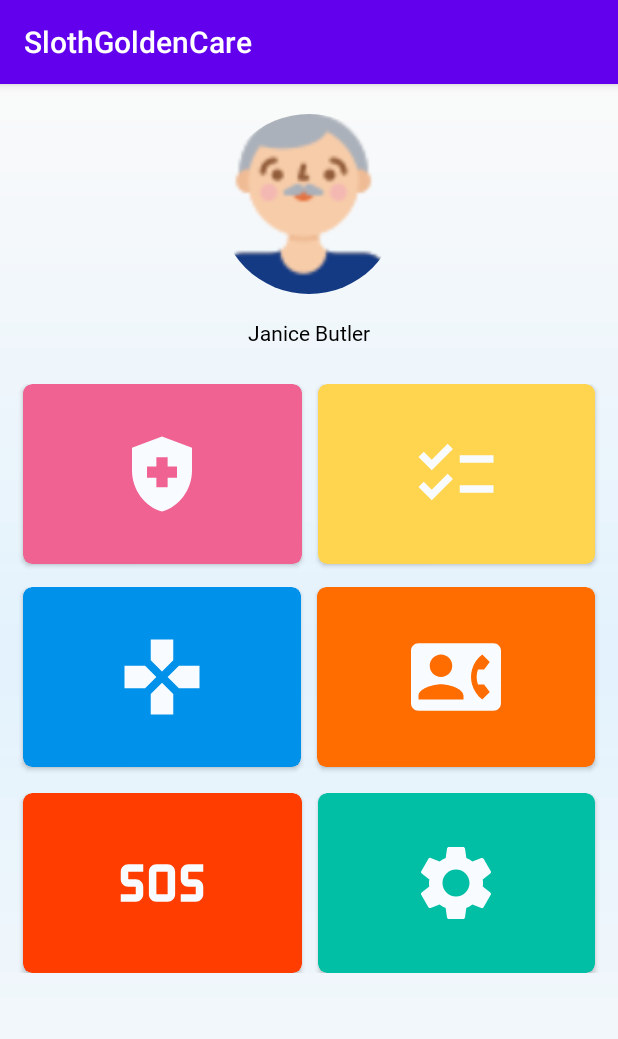
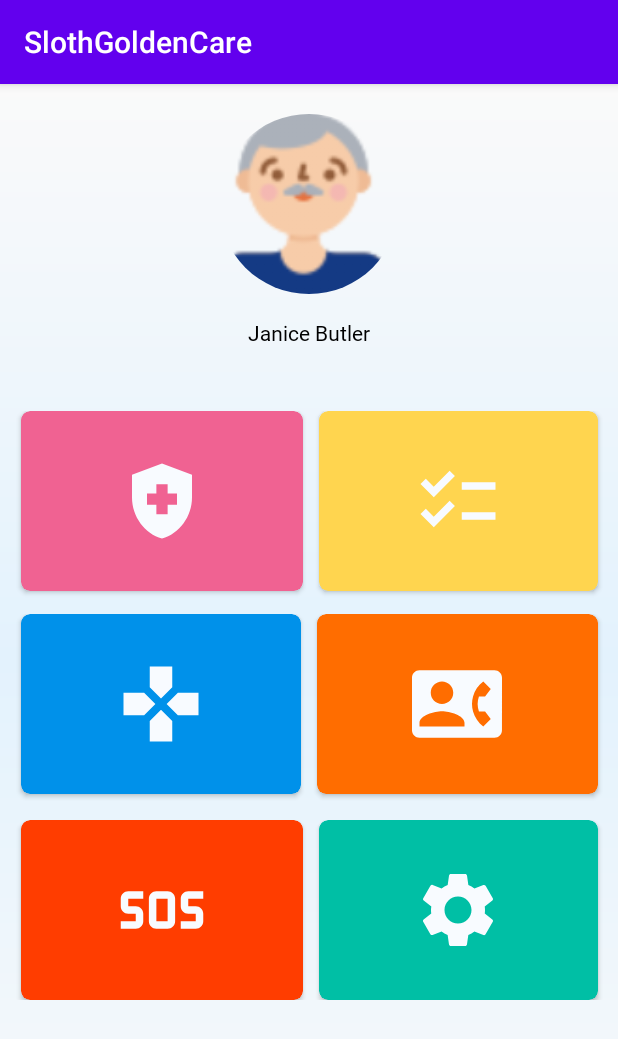
Before and after one commit to AmwajAS/SlothGoldenCare, an Android app: the HomePageActivity screen opened directly, with no data from a screen before it, on a phone screen of 412 x 824 dp. Shown: the top 1039 px of the screen. Run offline under Robolectric (Android 15) with nearby library versions, the phone set to English and light mode, and no system bars; our stand-ins replace CircleImageView.

Commit message:
Fixed Layout Constraints.

```diff
--- a/app/src/main/res/layout/activity_elder_signup.xml
+++ b/app/src/main/res/layout/activity_elder_signup.xml
@@ -142,7 +142,7 @@
         </androidx.cardview.widget.CardView>
 
         <Button
-            android:id="@+id/button3"
+            android:id="@+id/signupBtn"
             android:layout_width="304dp"
             android:layout_height="wrap_content"
             android:layout_marginStart="16dp"
--- a/app/src/main/res/layout/activity_home_page.xml
+++ b/app/src/main/res/layout/activity_home_page.xml
@@ -20,10 +20,10 @@
 
 
     <LinearLayout
-        android:layout_width="392dp"
-        android:layout_height="468dp"
+        android:layout_width="395dp"
+        android:layout_height="448dp"
         android:layout_marginStart="16dp"
-        android:layout_marginTop="100dp"
+        android:layout_marginTop="115dp"
         android:layout_marginEnd="16dp"
         android:orientation="vertical"
         app:layout_constraintBottom_toBottomOf="parent"
```
